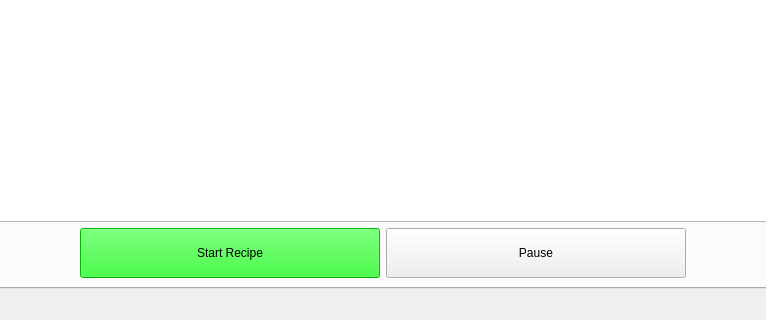
Old version of the form src/gui/main.ui in the repository TheRealJarbean/lattice; both pictures show x 200 to 966 and y 459 to 779 of the 1166 by 779 pixel window.
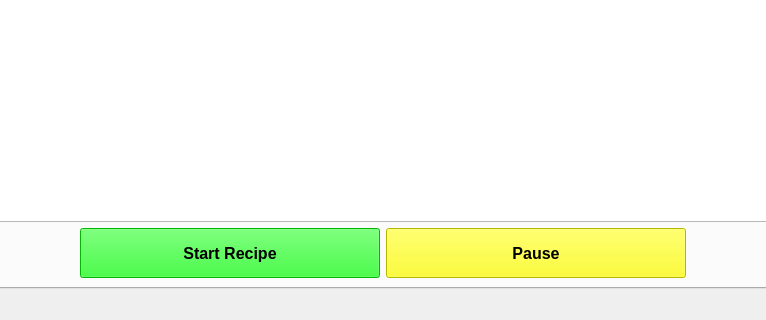
New version of the form. The open tabs and pages were chosen to show the change. Custom widgets are drawn as their Qt base class.

Commit message: feat: Style pause button, make control buttons functional

```diff
--- a/src/gui/main.ui
+++ b/src/gui/main.ui
@@ -2657,6 +2657,12 @@
               <height>50</height>
              </size>
             </property>
+            <property name="font">
+             <font>
+              <pointsize>12</pointsize>
+              <bold>true</bold>
+             </font>
+            </property>
             <property name="styleSheet">
              <string notr="true">background-color: rgb(0, 255, 0);</string>
             </property>
@@ -2673,6 +2679,15 @@
               <height>50</height>
              </size>
             </property>
+            <property name="font">
+             <font>
+              <pointsize>12</pointsize>
+              <bold>true</bold>
+             </font>
+            </property>
+            <property name="styleSheet">
+             <string notr="true">background-color: rgb(255, 255, 0);</string>
+            </property>
             <property name="text">
              <string>Pause</string>
             </property>
```
Left out of the diff: 28 changed lines with no effect on the pictures. The commit also changes 2 other files.
